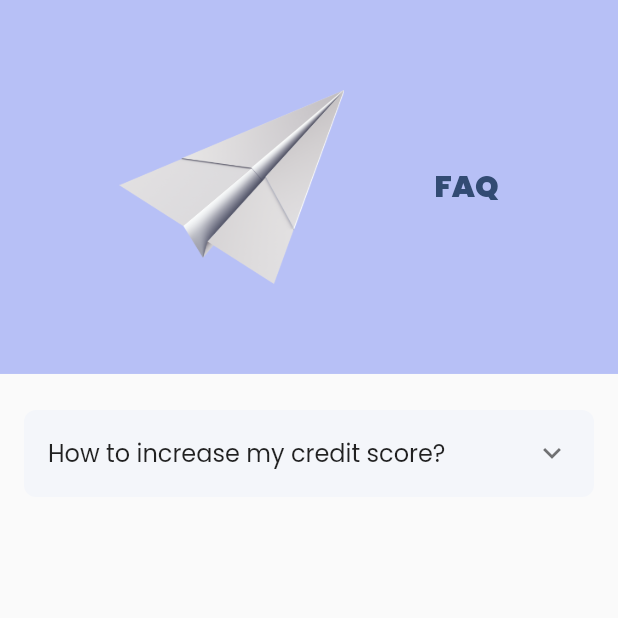
After one commit to jeevan-yohan-varghese/cq-app, a Flutter app: the FaqScreen screen opened directly, on a phone screen of 412 x 824 dp, the top half of it. The commit adds this screen. Run offline on Flutter 3.47's test engine with Material 2 defaults, Android fonts, the phone set to English and light mode, and no system bars; our stand-ins replace speech_to_text.

Commit message:
feat: faq screen

```diff
--- /dev/null
+++ b/lib/custom/faq_item.dart
@@ -0,0 +1,12 @@
+import 'package:flutter/cupertino.dart';
+
+class FaqItem extends StatelessWidget{
+  @override
+  Widget build(BuildContext context) {
+    return Container(
+
+      decoration: BoxDecoration(),
+    );
+  }
+
+}
--- a/lib/screens/bottom_nav_screen.dart
+++ b/lib/screens/bottom_nav_screen.dart
@@ -1,4 +1,5 @@
 import 'package:cq_app/screens/ask_screen.dart';
+import 'package:cq_app/screens/faq_screen.dart';
 import 'package:cq_app/screens/tickets_screen.dart';
 import 'package:flutter/material.dart';
 
@@ -16,7 +17,7 @@ class _BottomNavState extends State<BottomNavScreen> {
   final List<Widget> _fragments = <Widget>[
     AskScreen(),
     TicketsScreen(),
-    AskScreen(),
+    FaqScreen(),
   ];
 
   @override
--- /dev/null
+++ b/lib/screens/faq_screen.dart
@@ -0,0 +1,65 @@
+import 'package:flutter/cupertino.dart';
+import 'package:flutter/material.dart';
+
+class FaqScreen extends StatefulWidget {
+  @override
+  State<StatefulWidget> createState() {
+    return _FaqState();
+  }
+}
+
+class _FaqState extends State<FaqScreen> {
+  @override
+  Widget build(BuildContext context) {
+    return Scaffold(
+      body: Column(
+        children: [
+          Container(
+            width: double.infinity,
+            padding: const EdgeInsets.only(top: 60, bottom: 60),
+            color: const Color(0xffB7C0F6),
+            child: Row(mainAxisAlignment: MainAxisAlignment.center, children: [
+              Image.asset(
+                "images/plane_illus.png",
+                width: 150,
+              ),
+              const SizedBox(
+                width: 60,
+              ),
+              const Text(
+                "FAQ",
+                style: TextStyle(
+                    color: Color(0xff324B73),
+                    fontWeight: FontWeight.w900,
+                    fontSize: 20),
+              ),
+            ]),
+          ),
+          const SizedBox(
+            height: 24,
+          ),
+          Expanded(
+            child: ListView(
+              children: [
+                Container(
+                  margin: EdgeInsets.symmetric(horizontal: 16),
+                  decoration: BoxDecoration(
+                      borderRadius: BorderRadius.circular(8),
+                      color: Color(0xffF4F6FA)),
+                  child: Theme(
+                    data: Theme.of(context)
+                        .copyWith(dividerColor: Colors.transparent),
+                    child: ExpansionTile(
+                      title: Text("How to increase my credit score?"),
+                      children: [Text("Test test test test test")],
+                    ),
+                  ),
+                ),
+              ],
+            ),
+          )
+        ],
+      ),
+    );
+  }
+}
```
